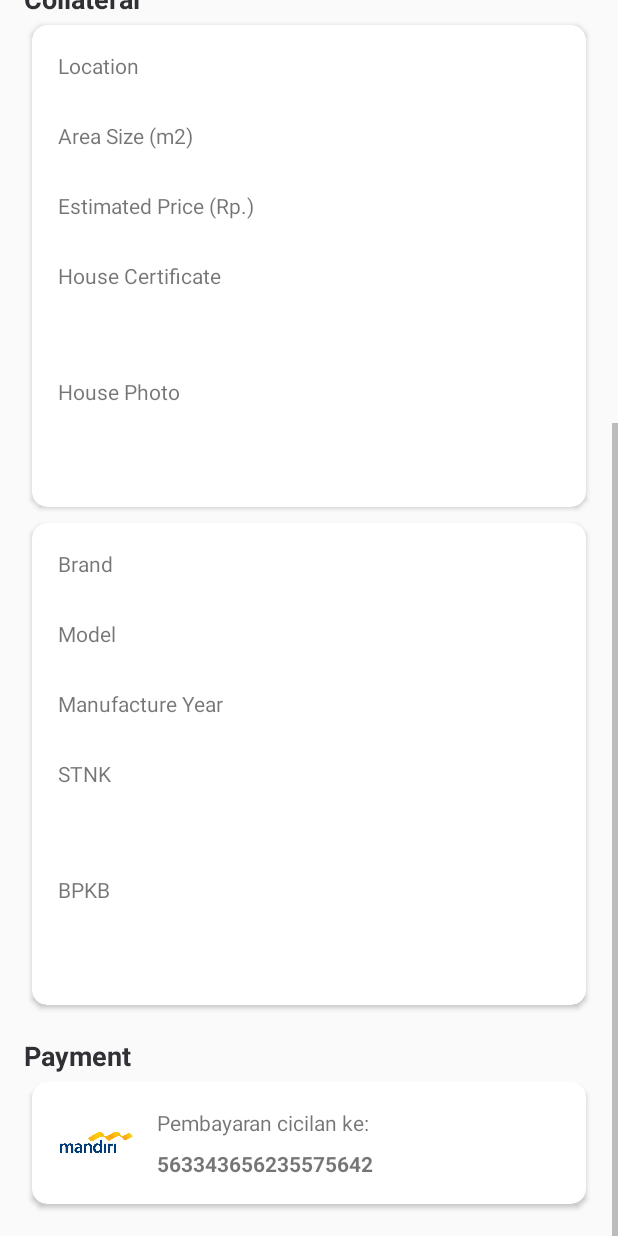
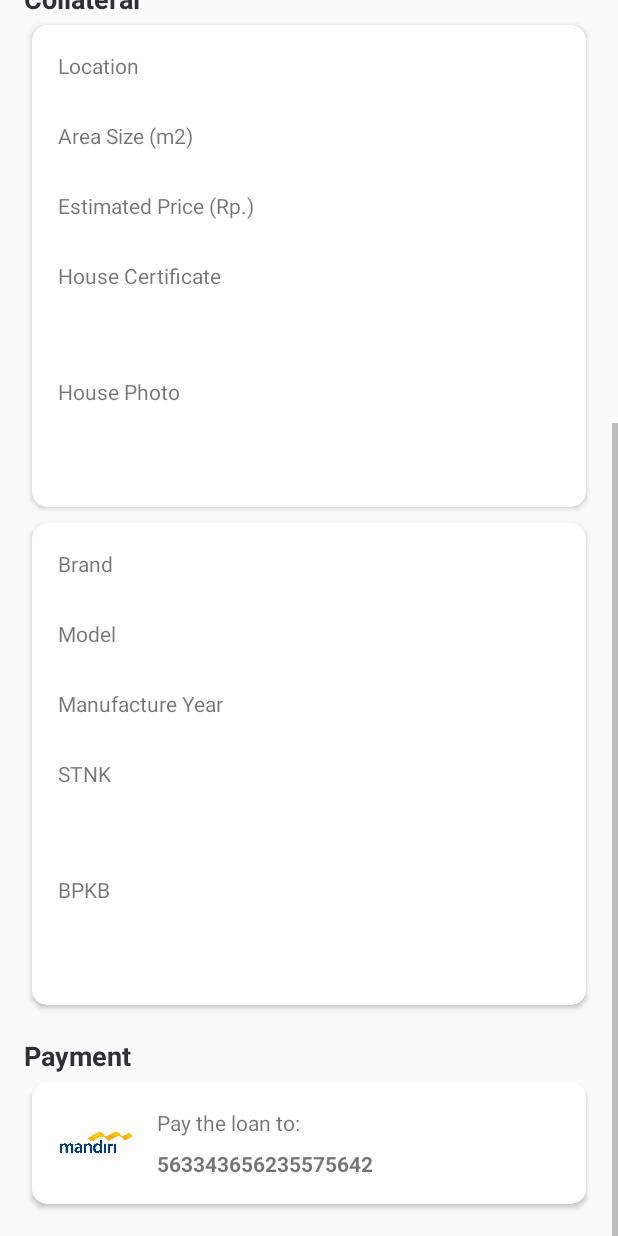
Before and after one commit to ichapredrika/OnlineLoan, an Android app: the TransactionDetailActivity screen opened directly, with no data from a screen before it, scrolled down 428 dp, on a phone screen of 412 x 824 dp. Run offline under Robolectric (Android 15) with nearby library versions, the light colour scheme and no system bars; our stand-ins replace Volley; network calls fail; 3 statements that could not run were skipped.

```diff
--- a/app/src/main/res/values/strings.xml
+++ b/app/src/main/res/values/strings.xml
@@ -84,6 +84,6 @@
     <string name="reject">Reject</string>
     <string name="approve">Approve</string>
     <string name="payment">Payment</string>
-    <string name="pembayaran_cicilan_ke">Pembayaran cicilan ke:</string>
+    <string name="pembayaran_cicilan_ke">Pay the loan to:</string>
     <string name="_563343656235575642">563343656235575642</string>
 </resources>
```
